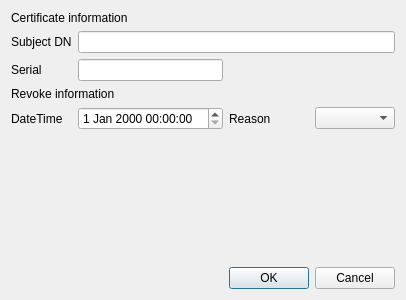
Qt form CAMan/revoke_cert_dlg.ui (jykim74/CertMan) before a commit.
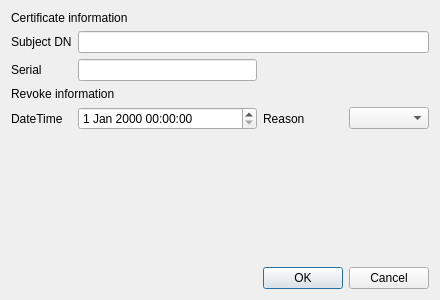
The same form after that commit.

Diff of the .ui file:
```diff
--- a/CAMan/revoke_cert_dlg.ui
+++ b/CAMan/revoke_cert_dlg.ui
@@ -6,7 +6,7 @@
    <rect>
     <x>0</x>
     <y>0</y>
-    <width>400</width>
+    <width>440</width>
     <height>300</height>
    </rect>
   </property>
```
Left out of the diff: 8 changed lines with no effect on the pictures.
